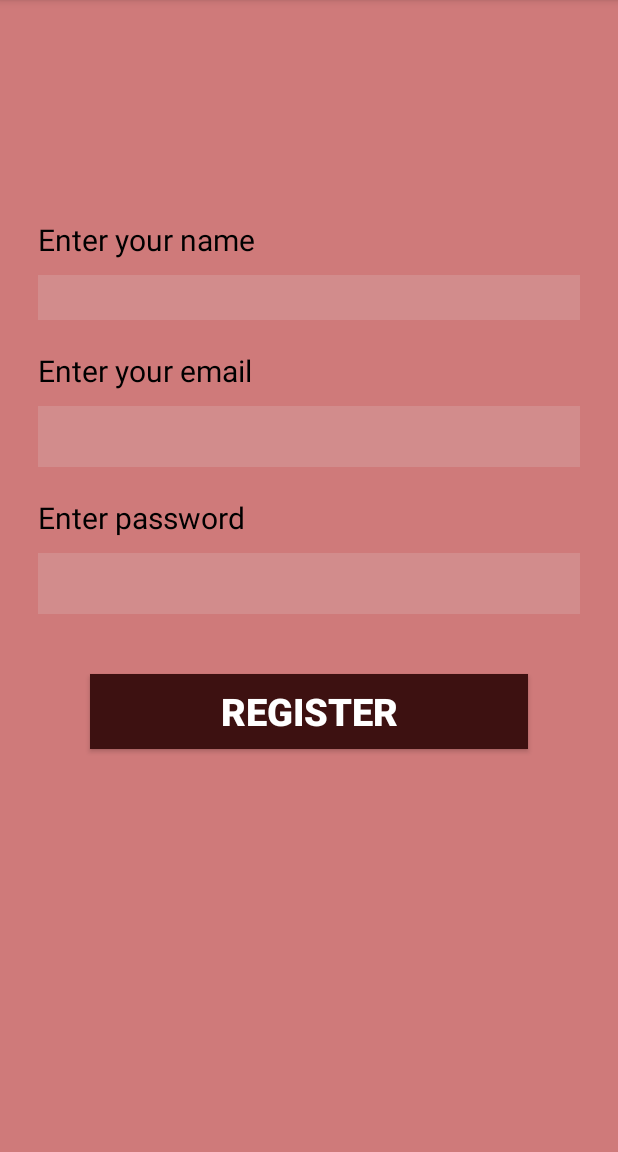
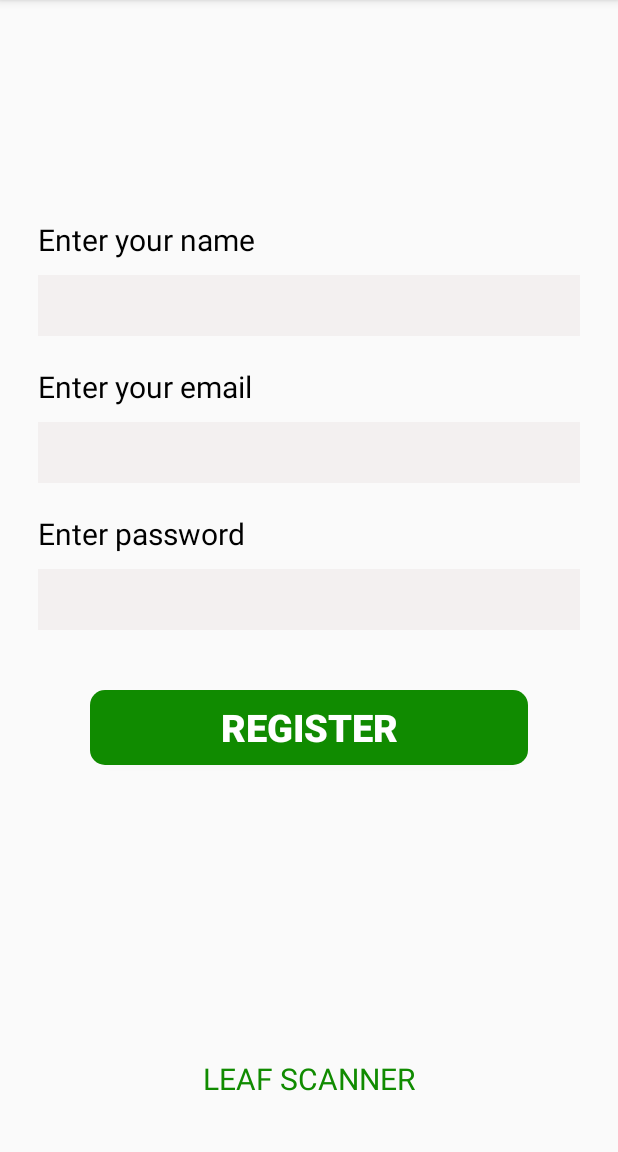
Before and after one commit to AnuragDShetty/PlantScanApp, an Android app: the screen it shows after launch (MainActivity), in the side drawer, after a tap on "Registration", on a phone screen of 412 x 824 dp, the part 84-1236 px from its top. Run offline under Robolectric (Android 15) with nearby library versions, the phone set to English and light mode, and no system bars; our stand-ins replace Volley.

Commit message:
monday 8:41 commit

```diff
--- a/app/src/main/java/com/example/plantscanapp/HomeFragment.java
+++ b/app/src/main/java/com/example/plantscanapp/HomeFragment.java
@@ -5,14 +5,13 @@ import android.os.Bundle;
 import android.support.annotation.NonNull;
 import android.support.annotation.Nullable;
 import android.support.v4.app.Fragment;
-import android.support.v4.app.FragmentManager;
-import android.support.v4.app.FragmentTransaction;
 import android.view.LayoutInflater;
 import android.view.View;
 import android.view.ViewGroup;
 import android.widget.Button;
 import android.widget.ImageView;
 import android.widget.TextView;
+
 
 public class HomeFragment extends Fragment {
 
--- a/app/src/main/java/com/example/plantscanapp/MainActivity.java
+++ b/app/src/main/java/com/example/plantscanapp/MainActivity.java
@@ -1,5 +1,6 @@
 package com.example.plantscanapp;
 
+import android.content.SharedPreferences;
 import android.os.Bundle;
 import android.support.design.widget.FloatingActionButton;
 import android.support.design.widget.Snackbar;
@@ -13,7 +14,11 @@ import android.support.v4.app.Fragment;
 import android.support.v7.app.AppCompatActivity;
 import android.support.v7.widget.Toolbar;
 import android.view.Menu;
+import android.widget.ImageView;
+import android.widget.TextView;
 import android.widget.Toast;
+
+import com.example.plantscanapp.helpers.UserDisplayHelper;
 
 public class MainActivity extends AppCompatActivity
         implements NavigationView.OnNavigationItemSelectedListener {
@@ -36,6 +41,7 @@ public class MainActivity extends AppCompatActivity
             getSupportFragmentManager().beginTransaction().replace(R.id.fragment_container, new HomeFragment()).commit();
             navigationView.setCheckedItem(R.id.nav_home);
         }
+
     }
 
     @Override
@@ -52,7 +58,29 @@ public class MainActivity extends AppCompatActivity
     public boolean onCreateOptionsMenu(Menu menu) {
         // Inflate the menu; this adds items to the action bar if it is present.
         getMenuInflater().inflate(R.menu.main, menu);
+
+        setUserDataToNav();
+
         return true;
+    }
+
+    public void setUserDataToNav(){
+        String def="#####";
+        SharedPreferences sharedPreferences=getSharedPreferences("PlantScanApp", MODE_PRIVATE);
+        ImageView im=(ImageView)findViewById(R.id.imageView);
+        TextView name=(TextView)findViewById(R.id.unamehead);
+        TextView email=(TextView)findViewById(R.id.uemailhead);
+        if(sharedPreferences.getString("name",def)==def){
+            im.setImageDrawable(getResources().getDrawable(R.drawable.default_user));
+            name.setText("Not Logged In");
+            email.setText("");
+        }else{
+            UserDisplayHelper userDisplayHelper=new UserDisplayHelper();
+            String uname=sharedPreferences.getString("name",def);
+            im.setImageBitmap(userDisplayHelper.createImage(150,150,1,(uname.charAt(0)+"").toUpperCase()));
+            name.setText(uname);
+            email.setText(sharedPreferences.getString("email",def));
+        }
     }
 
     @Override
--- /dev/null
+++ b/app/src/main/res/drawable/button_style_1.xml
@@ -0,0 +1,6 @@
+<?xml version="1.0" encoding="utf-8"?>
+<shape android:shape="rectangle"
+    xmlns:android="http://schemas.android.com/apk/res/android" >
+    <solid android:color="@color/APPNAME"/>
+    <corners android:radius="10sp"/>
+</shape>
--- a/app/src/main/res/layout/fragment_register.xml
+++ b/app/src/main/res/layout/fragment_register.xml
@@ -1,12 +1,11 @@
 <?xml version="1.0" encoding="utf-8"?>
 <RelativeLayout xmlns:android="http://schemas.android.com/apk/res/android"
     android:layout_width="match_parent"
-    android:layout_height="match_parent"
-    android:background="#CF7A7A">
+    android:layout_height="match_parent">
 
     <LinearLayout
         android:layout_width="match_parent"
-        android:layout_height="516dp"
+        android:layout_height="516sp"
         android:orientation="vertical"
         android:layout_centerInParent="true">
 
@@ -15,51 +14,53 @@
             android:layout_width="wrap_content"
             android:layout_height="wrap_content"
             android:textSize="20sp"
-            android:paddingLeft="25dp"
-            android:paddingTop="10dp"
+            android:paddingLeft="25sp"
+            android:paddingTop="10sp"
             android:text="Enter your name"
             android:textColor="#000000"
-            android:layout_marginTop="10dp"/>
+            android:layout_marginTop="10sp"/>
 
         <EditText
             android:id="@+id/uregname"
             android:layout_width="match_parent"
-            android:layout_height="30dp"
-            android:layout_marginLeft="25dp"
-            android:layout_marginTop="10dp"
-            android:layout_marginRight="25dp"
+            android:layout_height="wrap_content"
+            android:layout_marginLeft="25sp"
+            android:layout_marginTop="10sp"
+            android:layout_marginRight="25sp"
             android:background="#37DACDCD"
             android:textColor="#375E57"
-            android:textSize="30dp" />
+            android:inputType="text"
+            android:textSize="30sp" />
 
         <TextView
             android:layout_width="wrap_content"
             android:layout_height="wrap_content"
             android:textSize="20sp"
-            android:paddingLeft="25dp"
-            android:paddingTop="10dp"
+            android:paddingLeft="25sp"
+            android:paddingTop="10sp"
             android:text="Enter your email"
             android:textColor="#000000"
-            android:layout_marginTop="10dp"/>
+            android:layout_marginTop="10sp"/>
 
         <EditText
             android:id="@+id/uregemail"
             android:layout_width="match_parent"
             android:layout_height="wrap_content"
-            android:layout_marginLeft="25dp"
-            android:layout_marginRight="25dp"
-            android:layout_marginTop="10dp"
+            android:layout_marginLeft="25sp"
+            android:layout_marginRight="25sp"
+            android:layout_marginTop="10sp"
             android:textColor="#375E57"
-            android:textSize="30dp"
+            android:textSize="30sp"
+            android:inputType="textEmailAddress"
             android:background="#37DACDCD"/>
 
         <TextView
             android:layout_width="wrap_content"
             android:layout_height="wrap_content"
             android:textSize="20sp"
-            android:paddingLeft="25dp"
-            android:paddingTop="10dp"
-            android:layout_marginTop="10dp"
+            android:paddingLeft="25sp"
+            android:paddingTop="10sp"
+            android:layout_marginTop="10sp"
             android:text="Enter password"
             android:textColor="#000000"/>
 
@@ -67,27 +68,41 @@
             android:id="@+id/uregpass"
             android:layout_width="match_parent"
             android:layout_height="wrap_content"
-            android:layout_marginLeft="25dp"
-            android:layout_marginRight="25dp"
-            android:password="true"
+            android:layout_marginLeft="25sp"
+            android:layout_marginRight="25sp"
+            android:inputType="textPassword"
             android:background="#37DACDCD"
-            android:layout_marginTop="10dp"
+            android:layout_marginTop="10sp"
             android:textColor="#375E57"
-            android:textSize="30dp" />
+            android:textSize="30sp" />
 
         <Button
             android:id="@+id/Register"
             android:layout_width="match_parent"
-            android:layout_height="50dp"
+            android:layout_height="50sp"
             android:textColor="#FFFFFF"
             android:textSize="25sp"
             android:fontFamily="sans-serif-black"
             android:layout_centerInParent="true"
-            android:layout_marginHorizontal="60dp"
-            android:layout_marginVertical="40dp"
-            android:background="#3D1111"
+            android:layout_marginHorizontal="60sp"
+            android:layout_marginVertical="40sp"
+            android:background="@drawable/button_style_1"
             android:text="Register"
             />
     </LinearLayout>
 
+
+    <TextView
+        android:layout_width="wrap_content"
+        android:layout_height="wrap_content"
+        android:layout_centerHorizontal="true"
+        android:text="LEAF SCANNER"
+        android:textSize="20sp"
+        android:layout_alignParentBottom="true"
+        android:padding="10sp"
+        android:textColor="@color/APPNAME"
+        android:layout_marginBottom="25sp"
+        />
+
+
 </RelativeLayout>
--- a/app/src/main/res/values/colors.xml
+++ b/app/src/main/res/values/colors.xml
@@ -5,4 +5,8 @@
     <color name="colorAccent">#D81B60</color>
     <color name="APPNAME">#108B00</color>
     <color name="PROMPT_OPTN">#0CA701</color>
+    <color name="WARNING">#FF0505</color>
+    <color name="START">#F7FAF6</color>
+    <color name="END">#EBFFEB</color>
+    <color name="RIPPLE">#A7A7A7</color>
 </resources>
```
Also changed, not shown: app/src/main/java/com/example/plantscanapp/HistoryFragment.java (+14 -2 lines), app/src/main/java/com/example/plantscanapp/RegisterFragment.java (+29 -1 lines), app/src/main/java/com/example/plantscanapp/SigninFragment.java (+31 -5 lines), app/src/main/java/com/example/plantscanapp/helpers/UserDisplayHelper.java (+21 -1 lines), app/src/main/res/drawable/main_background.xml (added, +9 -0 lines), app/src/main/res/layout/fragment_home.xml (+6 -1 lines), app/src/main/res/layout/fragment_signin.xml (+34 -20 lines), app/src/main/res/drawable/default_user.png (added).
